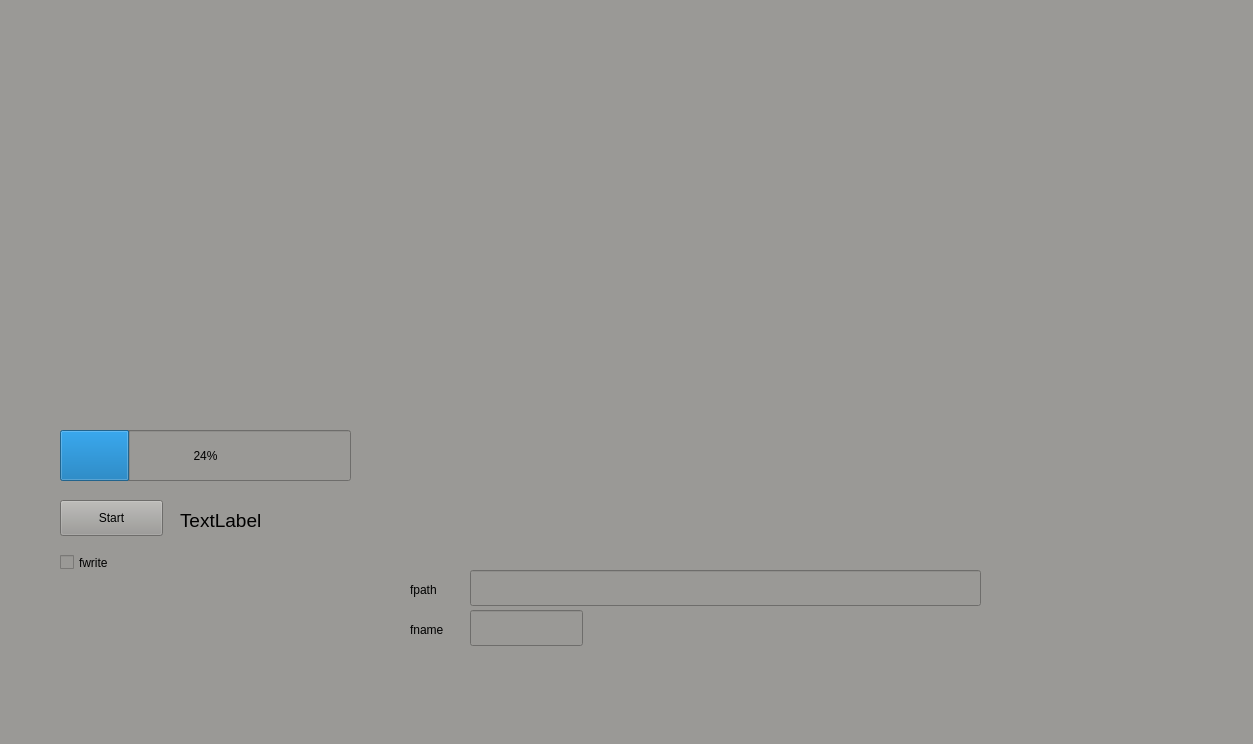
This is python/app/g2panel.ui in slsdetectorgroup/reuss as Qt 5 draws it before an edit. The edited form follows.
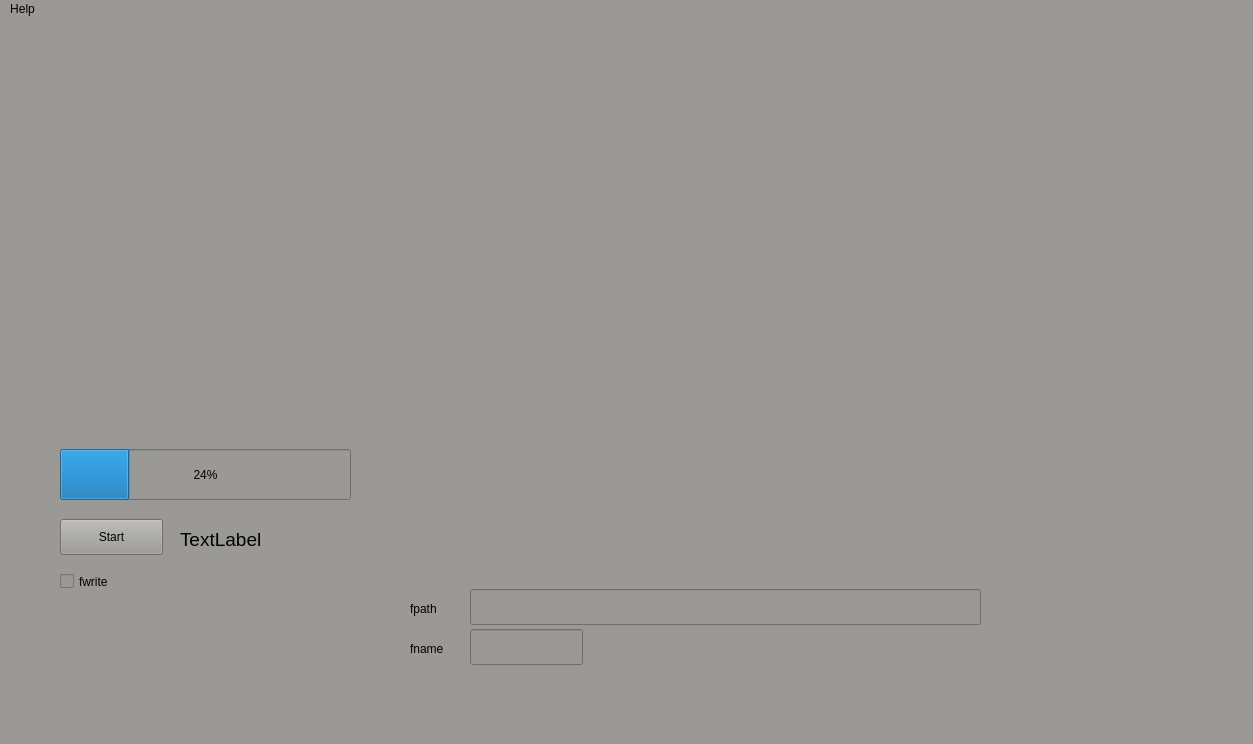
This is the edited form. Custom widgets are drawn as their Qt base class.

Patch:
```diff
--- a/python/app/g2panel.ui
+++ b/python/app/g2panel.ui
@@ -155,6 +155,13 @@
      <height>29</height>
     </rect>
    </property>
+   <widget class="QMenu" name="menuAbout">
+    <property name="title">
+     <string>Help</string>
+    </property>
+    <addaction name="actionAbout"/>
+   </widget>
+   <addaction name="menuAbout"/>
   </widget>
   <action name="actionNew">
    <property name="text">
```
Left out of the diff: 5 changed lines with no effect on the pictures.
